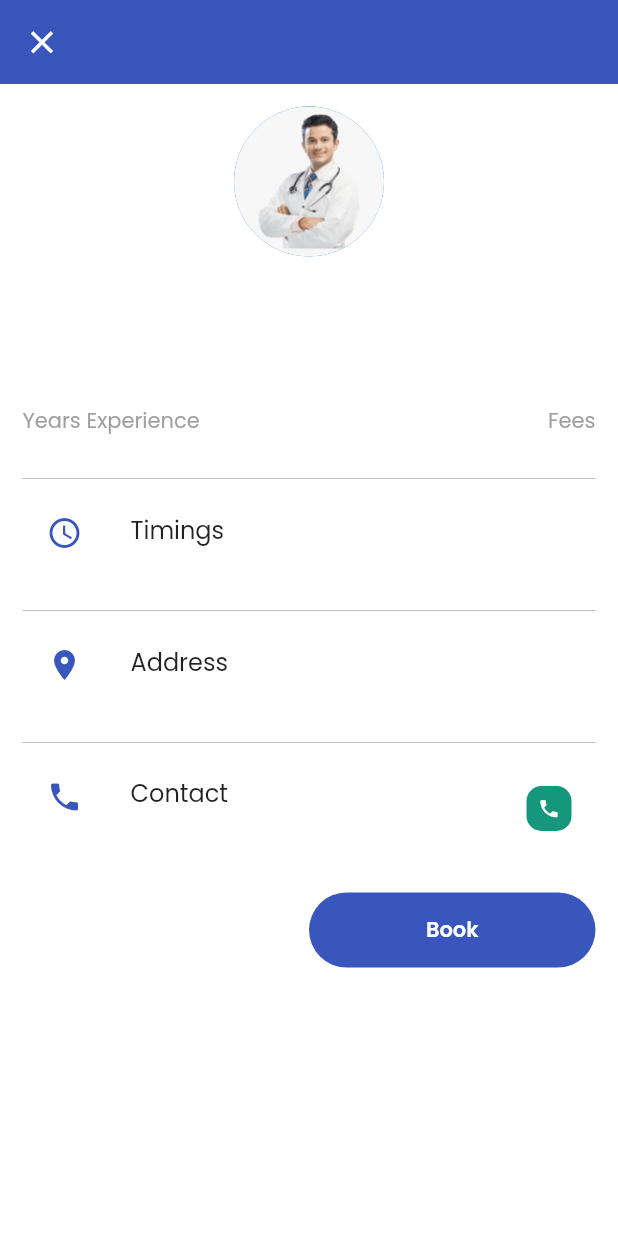
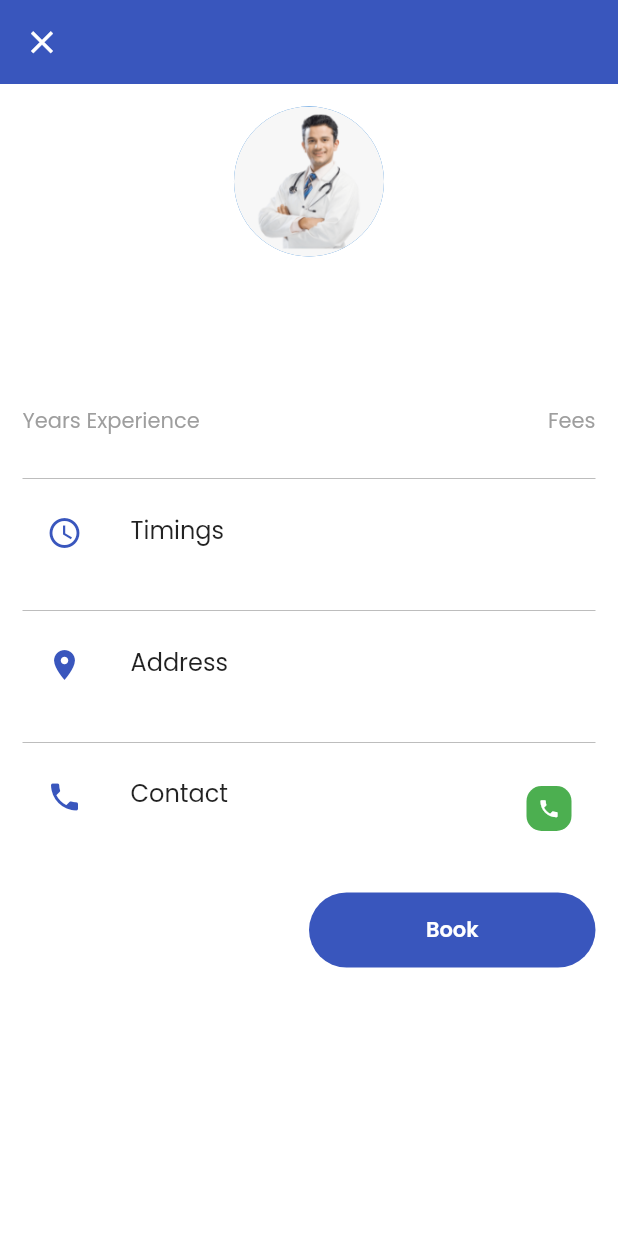
Before and after one commit to ramukumar7827/Healthcare, a Flutter app: the OnlyDoctorProfileScreen screen opened directly with empty values, on a phone screen of 412 x 824 dp. Run offline on Flutter 3.47's test engine with Material 3 defaults, Android fonts, the phone set to English and light mode, and no system bars; our stand-ins replace calendar_date_picker2, flutter_rating_stars, flutter_secure_storage, location, logger; missing offline and left inert: fl_country_code_picker, razorpay_flutter; accounts and stored records are empty.

Commit message:
first commit

```diff
--- a/lib/common/color.dart
+++ b/lib/common/color.dart
@@ -10,14 +10,6 @@ class TColor {
   static Color get primaryTextW => const Color(0xffFFFFFF);
   static Color get secondaryText => const Color(0xff7C7C7C);
   static Color get placeholder => const Color(0xffA3A3A3);
-  static Color get titleText => const Color(0xff656565);
-  static Color get black => const Color(0xff000000);
-
-  static Color get rate => const Color(0xffDE6732);
-  static Color get rateInActive => const Color(0xff7B7B7B);
-  static Color get unselect => const Color(0xff969696);
-  static Color get red => const Color(0xffEB1C4F);
-  static Color get green => const Color(0xff15977C);
 
   static Color get bg => const Color(0xffF5F5F5);
 
--- a/lib/screen/home/doctor_profile.dart
+++ b/lib/screen/home/doctor_profile.dart
@@ -49,7 +49,7 @@ class _DoctorCellState extends State<DoctorCell> {
               textAlign: TextAlign.center,
               maxLines: 2,
               style: TextStyle(
-                color: TColor.black,
+                color: Colors.black,
                 fontSize: 12,
                 fontWeight: FontWeight.w600,
               ),
--- a/lib/screen/home/medical_shop/medical_shop_profile_screen.dart
+++ b/lib/screen/home/medical_shop/medical_shop_profile_screen.dart
@@ -61,7 +61,7 @@ class _MedicalShopProfileScreenState extends State<MedicalShopProfileScreen> {
                           style: TextStyle(fontWeight: FontWeight.w600)),
                       Text("Mon-Fri (11:00 AM - 05:00 PM)",
                           style:
-                              TextStyle(color: TColor.unselect, fontSize: 12)),
+                              TextStyle(color: Colors.grey, fontSize: 12)),
                     ],
                   ),
                   const Divider(color: Colors.black26),
@@ -76,7 +76,7 @@ class _MedicalShopProfileScreenState extends State<MedicalShopProfileScreen> {
                               fontSize: 14, fontWeight: FontWeight.w600)),
                       const Spacer(),
                       IconButton(
-                        icon: Icon(Icons.phone, size: 18, color: TColor.green),
+                        icon: Icon(Icons.phone, size: 18, color: Colors.green),
                         onPressed: () {},
                       ),
 
--- a/lib/screen/home/medical_shop/shop_row.dart
+++ b/lib/screen/home/medical_shop/shop_row.dart
@@ -33,7 +33,7 @@ class ShopRow extends StatelessWidget {
               Text(
                 "Rathod Medical Shop",
                 style: TextStyle(
-                  color: TColor.black,
+                  color:Colors.black,
                   fontSize: 12,
                   fontWeight: FontWeight.w600,
                 ),
@@ -89,7 +89,7 @@ class ShopRow extends StatelessWidget {
             onTap: () {},
             child: Icon(
               Icons.more_vert,
-              color: TColor.black,
+              color: Colors.black,
               size: 40,
             ),
           )
--- a/lib/screen/home/only_docter_profile_screen.dart
+++ b/lib/screen/home/only_docter_profile_screen.dart
@@ -35,7 +35,7 @@ class OnlyDoctorProfileScreen extends StatelessWidget {
                   Text(
                     doctorDetails["fullName"],
                     style: TextStyle(
-                      color: TColor.black,
+                      color: Colors.black,
                       fontSize: 14,
                       fontWeight: FontWeight.w600,
                     ),
@@ -100,7 +100,7 @@ class OnlyDoctorProfileScreen extends StatelessWidget {
               title: const Text("Timings"),
               subtitle: Text(
                 doctorDetails["timings"],
-                style: TextStyle(color: TColor.unselect, fontSize: 12),
+                style: TextStyle(color:Colors.black,fontSize: 12),
               ),
             ),
             const Divider(color: Colors.black26),
@@ -109,7 +109,7 @@ class OnlyDoctorProfileScreen extends StatelessWidget {
               title: const Text("Address"),
               subtitle: Text(
                 doctorDetails["address"],
-                style: TextStyle(color: TColor.unselect, fontSize: 12),
+                style: TextStyle(color: Colors.black, fontSize: 12),
               ),
             ),
             const Divider(color: Colors.black26),
@@ -127,7 +127,7 @@ class OnlyDoctorProfileScreen extends StatelessWidget {
                   width: 30,
                   height: 30,
                   decoration: BoxDecoration(
-                    color: TColor.green,
+                    color: Colors.green,
                     borderRadius: BorderRadius.circular(10),
                   ),
                   child: const Icon(Icons.phone, color: Colors.white, size: 15),
--- a/lib/screen/home/shop_cell.dart
+++ b/lib/screen/home/shop_cell.dart
@@ -36,7 +36,7 @@ class ShopCell extends StatelessWidget {
               textAlign: TextAlign.center,
               maxLines: 2,
               style: TextStyle(
-                color: TColor.black,
+                color: Colors.black,
                 fontSize: 12,
                 fontWeight: FontWeight.w600,
               ),
```
Also changed, not shown: lib/screen/home/appointment_booking_screen.dart (+5 -5 lines), 1 other file.
